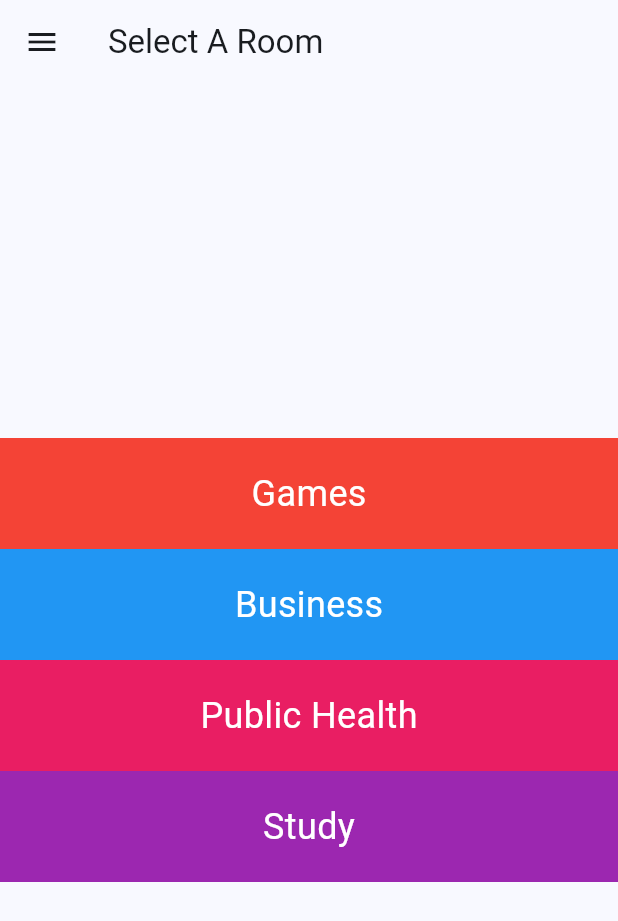
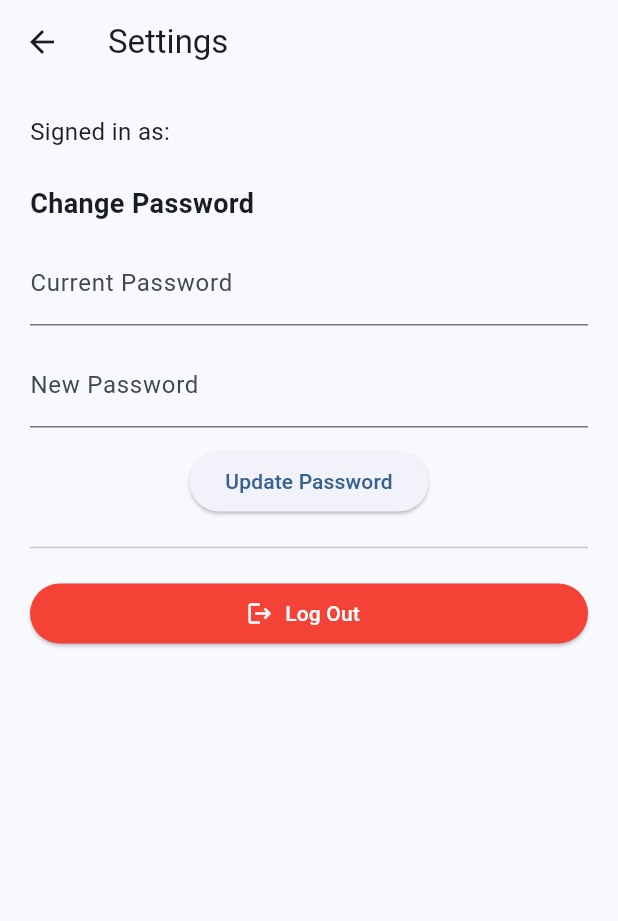
Before and after one commit to fernandocm9/MAD_hw4_firebase, a Flutter app: the screen it shows once a user with an empty profile is signed in, in the side drawer, after a tap on "Settings", on a phone screen of 412 x 824 dp. Shown: the top 921 px of the screen. Run offline on Flutter 3.47's test engine with Material 3 defaults, Android fonts, the phone set to English and light mode, and no system bars; our stand-ins replace cloud_firestore, firebase_auth, firebase_core; accounts and stored records are empty.

Commit message:
added settings screen and the navigation to it

```diff
--- a/message_board/lib/home_page.dart
+++ b/message_board/lib/home_page.dart
@@ -47,11 +47,6 @@ class _HomePageState extends State<HomePage> {
               leading: Icon(Icons.account_circle),
               title: Text('Message Board'),
               onTap: () {
-                // Navigator.of(context).push(
-                //   MaterialPageRoute(
-                //     builder: (context) => HomePage(),
-                //   ),
-                // );
                 Navigator.of(context).pop();
               },
             ),
@@ -68,11 +63,15 @@ class _HomePageState extends State<HomePage> {
               },
             ),
             ListTile(
-              leading: Icon(Icons.settings),
-              title: Text('Settings'),
+              leading: const Icon(Icons.settings),
+              title: const Text('Settings'),
               onTap: () {
-                // Navigate to settings
                 Navigator.of(context).pop();
+                Future.delayed(const Duration(milliseconds: 300), () {
+                  Navigator.of(context).push(
+                    MaterialPageRoute(builder: (_) => const SettingsScreen()),
+                  );
+                });
               },
             ),
           ]
--- a/message_board/lib/settings_screen.dart
+++ b/message_board/lib/settings_screen.dart
@@ -0,0 +1,138 @@
+import 'package:firebase_auth/firebase_auth.dart';
+import 'package:flutter/material.dart';
+
+class SettingsScreen extends StatefulWidget {
+  const SettingsScreen({super.key});
+
+  @override
+  State<SettingsScreen> createState() => _SettingsScreenState();
+}
+
+class _SettingsScreenState extends State<SettingsScreen> {
+  final FirebaseAuth _auth = FirebaseAuth.instance;
+  final TextEditingController _currentPasswordController = TextEditingController();
+  final TextEditingController _newPasswordController = TextEditingController();
+  final _formKey = GlobalKey<FormState>();
+  String? _statusMessage;
+  bool _isLoading = false;
+
+  @override
+  void dispose() {
+    _currentPasswordController.dispose();
+    _newPasswordController.dispose();
+    super.dispose();
+  }
+
+  Future<void> _changePassword() async {
+    final user = _auth.currentUser;
+    if (user == null) return;
+
+    if (!_formKey.currentState!.validate()) return;
+
+    setState(() {
+      _statusMessage = null;
+      _isLoading = true;
+    });
+
+    final cred = EmailAuthProvider.credential(
+      email: user.email!,
+      password: _currentPasswordController.text.trim(),
+    );
+
+    try {
+      await user.reauthenticateWithCredential(cred);
+      await user.updatePassword(_newPasswordController.text.trim());
+
+      setState(() {
+        _statusMessage = 'Password updated successfully';
+      });
+
+      _currentPasswordController.clear();
+      _newPasswordController.clear();
+    } on FirebaseAuthException catch (e) {
+      setState(() {
+        _statusMessage = 'Error: ${e.message}';
+      });
+    } finally {
+      setState(() => _isLoading = false);
+    }
+  }
+
+  Future<void> _signOut() async {
+    await _auth.signOut();
+    if (context.mounted) {
+      Navigator.of(context).popUntil((route) => route.isFirst);
+    }
+  }
+
+  @override
+  Widget build(BuildContext context) {
+    final userEmail = _auth.currentUser?.email ?? 'No Email';
+
+    return Scaffold(
+      appBar: AppBar(title: const Text('Settings')),
+      body: Padding(
+        padding: const EdgeInsets.all(20),
+        child: ListView(
+          children: [
+            Text('Signed in as: $userEmail', style: const TextStyle(fontSize: 16)),
+            const SizedBox(height: 24),
+            const Text('Change Password', style: TextStyle(fontSize: 18, fontWeight: FontWeight.bold)),
+            const SizedBox(height: 12),
+            Form(
+              key: _formKey,
+              child: Column(
+                children: [
+                  TextFormField(
+                    controller: _currentPasswordController,
+                    obscureText: true,
+                    decoration: const InputDecoration(
+                      labelText: 'Current Password',
+                    ),
+                    validator: (value) => value!.isEmpty ? 'Enter current password' : null,
+                  ),
+                  const SizedBox(height: 12),
+                  TextFormField(
+                    controller: _newPasswordController,
+                    obscureText: true,
+                    decoration: const InputDecoration(
+                      labelText: 'New Password',
+                    ),
+                    validator: (value) =>
+                        value != null && value.length >= 6 ? null : 'Minimum 6 characters',
+                  ),
+                  const SizedBox(height: 12),
+                  _isLoading
+                      ? const CircularProgressIndicator()
+                      : ElevatedButton(
+                          onPressed: _changePassword,
+                          child: const Text('Update Password'),
+                        ),
+                  if (_statusMessage != null) ...[
+                    const SizedBox(height: 10),
+                    Text(
+                      _statusMessage!,
+                      style: TextStyle(
+                        color: _statusMessage!.startsWith('Error') ? Colors.red : Colors.green,
+                      ),
+                    ),
+                  ],
+                ],
+              ),
+            ),
+            const Divider(height: 40),
+            ElevatedButton.icon(
+              onPressed: _signOut,
+              icon: const Icon(Icons.logout),
+              label: const Text('Log Out'),
+              style: ElevatedButton.styleFrom(
+                backgroundColor: Colors.red,
+                foregroundColor: Colors.white,
+              ),
+            ),
+          ],
+        ),
+      ),
+    );
+  }
+}
```
